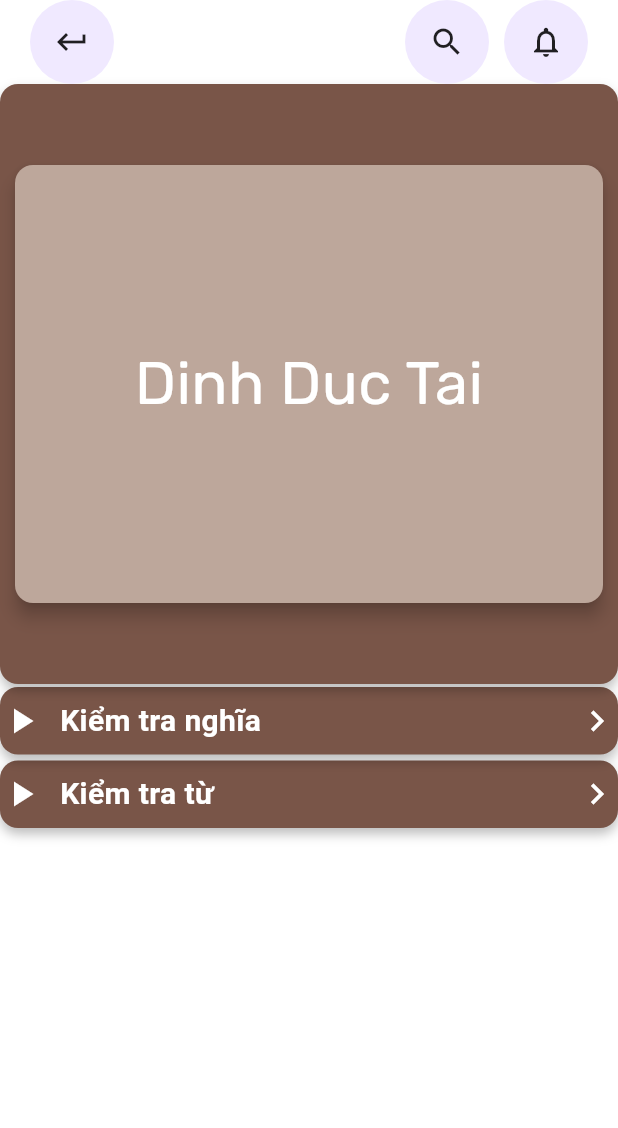
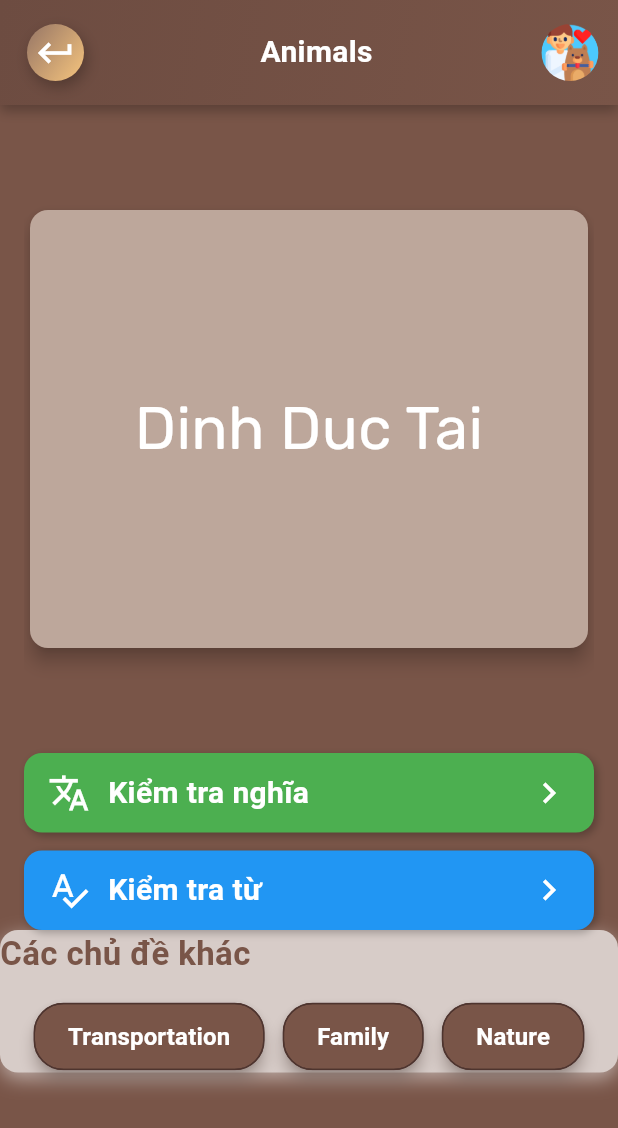
Before and after one commit to tai03102004/English_App, a Flutter app: the Topic screen opened directly, after a tap on "Tai", on a phone screen of 412 x 824 dp. Shown: the top 1128 px of the screen. Run offline on Flutter 3.47's test engine with Material 3 defaults, Android fonts, the phone set to English and light mode, and no system bars; our stand-ins replace audioplayers, cloud_firestore, firebase_auth, firebase_core, fl_chart, flutter_svg and 9 more; accounts and stored records are empty; Roboto replaces fonts that are missing (Roboto-Black).

Commit message:
update flashcard

```diff
--- a/lib/Components/HomeTopButton.dart
+++ b/lib/Components/HomeTopButton.dart
@@ -1,37 +1,68 @@
 import 'package:app/Widgets/News/app_rounded_button.dart';
 import 'package:flutter/material.dart';
 
-class HomeTopButton extends StatelessWidget {
-  const HomeTopButton({Key? key}) : super(key: key);
+
+class HomeTopButton extends StatelessWidget implements PreferredSizeWidget {
+  final String topic;
+
+  const HomeTopButton({Key? key, required this.topic}) : super(key: key);
 
   @override
   Widget build(BuildContext context) {
-    return SliverPadding(
-      padding: const EdgeInsets.symmetric(horizontal: 20),
-      sliver: SliverToBoxAdapter(
+    return Container(
+      padding: const EdgeInsets.symmetric(vertical: 16, horizontal: 12),
+      decoration: BoxDecoration(
+        gradient: LinearGradient(
+          colors: [Colors.brown.shade600, Colors.brown.shade500],
+          begin: Alignment.topLeft,
+          end: Alignment.bottomRight,
+        ),
+        boxShadow: [
+          BoxShadow(
+            color: Colors.black26,
+            blurRadius: 6,
+            offset: Offset(0, 4),
+          ),
+        ],
+      ),
       child: Row(
         children: [
+          // Back Button
           AppRoundedButton(
             iconData: Icons.keyboard_return_outlined,
             onTap: () {
               Navigator.pop(context);
             },
           ),
-            const Spacer(),
-            AppRoundedButton(
-              iconData: Icons.search,
-              onTap: () {},
+          const SizedBox(width: 16),
+          // Topic Title
+          Expanded(
+            child: Center(
+              child: Text(
+                topic,
+                style: const TextStyle(
+                  fontSize: 20,
+                  fontWeight: FontWeight.bold,
+                  color: Colors.white,
                 ),
-            SizedBox(
-              width: 10,
+                overflow: TextOverflow.ellipsis, // Handles long topics gracefully
               ),
-            AppRoundedButton(
-              iconData: Icons.notifications_outlined,
-              onTap: () {},
-            )
+            ),
+          ),
+          const SizedBox(width: 16),
+          // Topic Image
+          CircleAvatar(
+            radius: 20,
+            backgroundImage: AssetImage(
+              'assets/images/home/${topic.toLowerCase()}.png',
+            ),
+            backgroundColor: Colors.transparent,
+          ),
         ],
-        ),
       ),
     );
   }
+
+  @override
+  Size get preferredSize => const Size.fromHeight(70); // Set AppBar height
 }
--- a/lib/Data/Home/data_home.dart
+++ b/lib/Data/Home/data_home.dart
@@ -21,8 +21,8 @@ final List<Widget> pages = <Widget>[
   Topic(topic: 'Nature'),
 ];
 final List<String> images = <String>[
-  'assets/images/home/animal.png',
-  'assets/images/home/street.png',
+  'assets/images/home/animals.png',
+  'assets/images/home/transportation.png',
   'assets/images/home/alphabet.png',
   'assets/images/home/park.png'
 ];
@@ -37,12 +37,12 @@ final Map<int, List<Map<String, dynamic>>> levels = {
   1: [
     {
       'title': 'Animals',
-      'image': 'assets/images/home/animal.png',
+      'image': 'assets/images/home/animals.png',
       'color': Color(0xFFA1D7FF)
     },
     {
       'title': 'Transportation',
-      'image': 'assets/images/home/street.png',
+      'image': 'assets/images/home/transportation.png',
       'color': Color(0xFF6AFF5D)
     },
     {
@@ -52,7 +52,7 @@ final Map<int, List<Map<String, dynamic>>> levels = {
     },
     {
       'title': 'Nature',
-      'image': 'assets/images/home/park.png',
+      'image': 'assets/images/home/nature.png',
       'color': Color(0xFFFF8D8D)
     },
   ],
--- a/lib/Widgets/Flashcard/Flashcard.dart
+++ b/lib/Widgets/Flashcard/Flashcard.dart
@@ -60,17 +60,17 @@ class _FlashcardListState extends State<FlashcardList> {
         : Container(
             //color: Colors.brown,
             height: 400,
-            decoration: BoxDecoration(
-              color: Colors.brown,
-              borderRadius: BorderRadius.circular(12),
-              boxShadow: [
-                BoxShadow(
-                  color: Colors.black26,
-                  blurRadius: 6,
-                  offset: Offset(0, 4),
-                ),
-              ],
-            ),
+            // decoration: BoxDecoration(
+            //   //color: Colors.brown,
+            //   //borderRadius: BorderRadius.circular(12),
+            //   // boxShadow: [
+            //   //   BoxShadow(
+            //   //     color: Colors.black26,
+            //   //     blurRadius: 6,
+            //   //     offset: Offset(0, 4),
+            //   //   ),
+            //   // ],
+            // ),
             child: PageView.builder(
               itemCount: words.length,
               itemBuilder: (context, index) {
--- /dev/null
+++ b/lib/Widgets/Home/Topics/TopicChips.dart
@@ -0,0 +1,95 @@
+import 'package:flutter/material.dart';
+
+import 'Topics.dart';
+
+class TopicChips extends StatelessWidget {
+  final String currentTopic;
+  final Map<int, List<Map<String, dynamic>>> levels;
+
+  const TopicChips({
+    Key? key,
+    required this.currentTopic,
+    required this.levels,
+  }) : super(key: key);
+
+  @override
+  Widget build(BuildContext context) {
+    // Flatten levels map into a list of unique topics excluding the current topic
+    final currentLevel = levels.entries.firstWhere(
+      (entry) => entry.value.any((topic) => topic['title'] == currentTopic),
+      orElse: () => MapEntry(0, []),
+    );
+
+// Filter topics within the same level excluding the current topic
+    final filteredTopics = currentLevel.value
+        .where((topic) => topic['title'] != currentTopic)
+        .toList();
+
+    return SliverToBoxAdapter(
+        child: Container(
+      decoration: BoxDecoration(
+        color: Colors.brown.shade100,
+        borderRadius: BorderRadius.circular(12),
+        boxShadow: [
+          BoxShadow(
+            color: Colors.brown.shade200,
+            blurRadius: 10,
+            offset: const Offset(0, 4),
+          ),
+        ],
+      ),
+      child: Column(crossAxisAlignment: CrossAxisAlignment.start, children: [
+        Text(
+          "Các chủ đề khác",
+          style: TextStyle(
+            color: Colors.brown,
+            fontSize: 22,
+            fontWeight: FontWeight.bold,
+          ),
+        ),
+        const SizedBox(height: 16),
+        Center(
+          child: Wrap(
+            spacing: 12,
+            runSpacing: 12,
+            children: filteredTopics.map((topic) {
+              return GestureDetector(
+                child: _buildTopicChip(topic['title']),
+                onTap: () {
+                  // Handle chip tap, for example, navigate to a new screen with the selected topic
+                  Navigator.push(
+                      context,
+                      MaterialPageRoute(
+                          builder: (context) => Topic(topic: topic['title'])));
+                  print("Tapped on topic: ${topic['title']}");
+                },
+              );
+            }).toList(),
+          ),
+        ),
+      ]),
+    ));
+  }
+
+  // Builds the individual topic chip
+  Widget _buildTopicChip(String topic) {
+    return Chip(
+      label: Text(
+        topic,
+        style: const TextStyle(
+          color: Colors.white,
+          fontWeight: FontWeight.bold,
+          fontSize: 16,
+        ),
+      ),
+      backgroundColor: Colors.brown,
+      elevation: 4,
+      shadowColor: Colors.brown.shade300,
+      padding: const EdgeInsets.symmetric(horizontal: 14, vertical: 10),
+      shape: RoundedRectangleBorder(
+        borderRadius: BorderRadius.circular(20),
+        side: BorderSide(color: Colors.brown.shade800, width: 1),
+      ),
+    );
+  }
+}
--- a/lib/Widgets/Home/Topics/Topics.dart
+++ b/lib/Widgets/Home/Topics/Topics.dart
@@ -1,10 +1,13 @@
 import 'package:app/Components/HomeTopButton.dart';
 import 'package:app/Pages/GuessTheDefinition/GuessTheDefiniton.dart';
 import 'package:app/Pages/MultipleChoice/MultipleChoice.dart';
+import 'package:app/Widgets/Home/Topics/TopicChips.dart';
 import 'package:app/helpers/dbHelper.dart';
 import 'package:flutter/material.dart';
 
+import '../../../Data/Home/data_home.dart';
 import '../../Flashcard/Flashcard.dart';
+import '../../News/app_rounded_button.dart';
 
 class Topic extends StatefulWidget {
   final String topic;
@@ -32,34 +35,72 @@ class _Topic extends State<Topic> {
   @override
   Widget build(BuildContext context) {
     return Scaffold(
+      appBar: HomeTopButton(topic: widget.topic),
+      backgroundColor: Colors.brown,
       body: SafeArea(
         child: CustomScrollView(
           slivers: [
-            HomeTopButton(),
             SliverToBoxAdapter(
+              child: Padding(
+                padding: const EdgeInsets.all(16.0),
                 child: FlashcardList(words: words),
               ),
+            ),
             SliverToBoxAdapter(
-              child: GestureDetector(
-                onTap: () {
-                  Navigator.push(
+              child: Padding(
+                padding: const EdgeInsets.symmetric(horizontal: 16.0),
+                child: Column(
+                  children: [
+                    _buildTestButton(
+                      "Kiểm tra nghĩa",
+                      Icons.translate,
+                      Colors.green,
+                      () => Navigator.push(
                         context,
                         MaterialPageRoute(
                           builder: (context) => TestPage(words: words),
                         ),
+                      ),
+                    ),
+                    SizedBox(height: 12),
+                    _buildTestButton(
+                      "Kiểm tra từ",
+                      Icons.spellcheck,
+                      Colors.blue,
+                      () => Navigator.push(
+                        context,
+                        MaterialPageRoute(
+                          builder: (context) => Guessthedefiniton(words: words),
+                        ),
+                      ),
+                    ),
+                  ],
+                ),
+              ),
+            ),
+            TopicChips(currentTopic: widget.topic, levels: levels),
+
+          ],
+        ),
+      ),
     );
-                },
+  }
+}
+
+Widget _buildTestButton(
+    String title, IconData icon, Color color, VoidCallback onTap) {
+  return GestureDetector(
+    onTap: onTap,
     child: Container(
-                  padding: EdgeInsets.symmetric(horizontal: 0, vertical: 8),
-                  margin: EdgeInsets.symmetric(horizontal: 0, vertical: 2),
+      padding: EdgeInsets.symmetric(horizontal: 16, vertical: 12),
       decoration: BoxDecoration(
-                    color: Colors.brown,
+        color: color,
         borderRadius: BorderRadius.circular(12),
         boxShadow: [
           BoxShadow(
             color: Colors.black26,
-                        blurRadius: 6,
-                        offset: Offset(0, 4),
+            blurRadius: 4,
+            offset: Offset(2, 2),
           ),
         ],
       ),
@@ -68,14 +109,10 @@ class _Topic extends State<Topic> {
         children: [
           Row(
             children: [
-                          Icon(
-                            Icons.play_arrow,
-                            color: Colors.white,
-                            size: 28,
-                          ),
+              Icon(icon, color: Colors.white, size: 28),
               SizedBox(width: 12),
               Text(
-                            "Kiểm tra nghĩa",
+                title,
                 style: TextStyle(
                   color: Colors.white,
                   fontSize: 20,
@@ -84,74 +121,9 @@ class _Topic extends State<Topic> {
               ),
             ],
           ),
-                      Icon(
-                        Icons.chevron_right,
-                        color: Colors.white,
-                        size: 28,
-                      ),
-                    ],
-                  ),
-                ),
-              ),
-            ),
-            SliverToBoxAdapter(
-              child: GestureDetector(
-                onTap: () {
-                  Navigator.push(
-                    context,
-                    MaterialPageRoute(
-                      builder: (context) => Guessthedefiniton(words: words),
-                    ),
-                  );
-                },
-                child: Container(
-                  padding: EdgeInsets.symmetric(horizontal: 0, vertical: 8),
-                  margin: EdgeInsets.symmetric(horizontal: 0, vertical: 2),
-                  decoration: BoxDecoration(
-                    color: Colors.brown,
-                    borderRadius: BorderRadius.circular(12),
-                    boxShadow: [
-                      BoxShadow(
-                        color: Colors.black26,
-                        blurRadius: 6,
-                        offset: Offset(0, 4),
-                      ),
-                    ],
-                  ),
-                  child: Row(
-                    mainAxisAlignment: MainAxisAlignment.spaceBetween,
-                    children: [
-                      Row(
-                        children: [
-                          Icon(
-                            Icons.play_arrow,
-                            color: Colors.white,
-                            size: 28,
-                          ),
-                          SizedBox(width: 12),
-                          Text(
-                            "Kiểm tra từ",
-                            style: TextStyle(
-                              color: Colors.white,
-                              fontSize: 20,
-                              fontWeight: FontWeight.bold,
-                            ),
-                          ),
-                        ],
-                      ),
-                      Icon(
-                        Icons.chevron_right,
-                        color: Colors.white,
-                        size: 28,
-                      ),
-                    ],
-                  ),
-                ),
-              ),
-            ),
+          Icon(Icons.chevron_right, color: Colors.white, size: 28),
         ],
       ),
     ),
   );
 }
-}
--- a/lib/Widgets/News/app_rounded_button.dart
+++ b/lib/Widgets/News/app_rounded_button.dart
@@ -1,23 +1,45 @@
 import 'package:flutter/material.dart';
 
 class AppRoundedButton extends StatelessWidget {
-  final Function()? onTap;
   final IconData iconData;
-  const AppRoundedButton({Key? key, this.onTap, required this.iconData})
-      : super(key: key);
+  final VoidCallback onTap;
+
+  const AppRoundedButton({
+    Key? key,
+    required this.iconData,
+    required this.onTap,
+  }) : super(key: key);
 
   @override
   Widget build(BuildContext context) {
-    return Material(
-      color: const Color.fromARGB(255, 240, 233, 255),
-      borderRadius: BorderRadius.circular(56),
-      child: InkWell(
-          onTap: onTap,
-          child: SizedBox(
-            width: 56,
-            height: 56,
-            child: Icon(iconData),
-          )),
+    return GestureDetector(
+      onTap: onTap,
+      child: Container(
+        width: 50,
+        height: 50,
+        decoration: BoxDecoration(
+          shape: BoxShape.circle,
+          gradient: LinearGradient(
+            colors: [Colors.brown.shade400, Colors.orange.shade200],
+            begin: Alignment.topLeft,
+            end: Alignment.bottomRight,
+          ),
+          boxShadow: [
+            BoxShadow(
+              color: Colors.black26,
+              blurRadius: 8,
+              offset: Offset(2, 4),
+            ),
+          ],
+        ),
+        child: Center(
+          child: Icon(
+            iconData,
+            size: 28,
+            color: Colors.white,
+          ),
+        ),
+      ),
     );
   }
 }
```
Also changed, not shown: assets/images/home/animals.png (renamed from assets/images/home/animal.png), assets/images/home/family.png (renamed from assets/images/home/alphabet.png), assets/images/home/nature.png (renamed from assets/images/home/park.png), assets/images/home/transportation.png (renamed from assets/images/home/street.png). Lines whose indentation alone changed are shown as unchanged.
